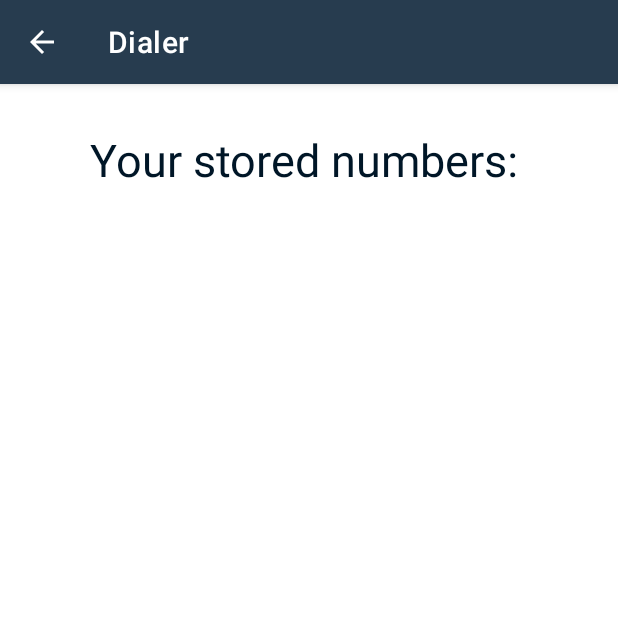
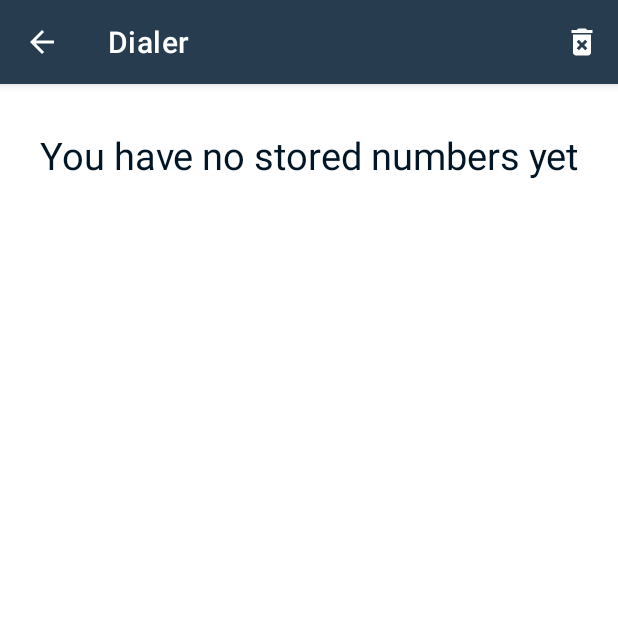
Before and after one commit to ChristoferHearne/Android-Dialer, an Android app: the CallListActivity screen opened directly, with no data from a screen before it, on a phone screen of 412 x 824 dp, the top half of it. Run offline under Robolectric (Android 15) with nearby library versions, the phone set to English and light mode, and no system bars.

Commit message:
Created scrollable TextView if it is overflown. Can now delete all stored numbers from call list. Started working on deleting stored numbers from settings.

```diff
--- a/app/src/main/java/se/miun/chhe1903/dt031g/dialer/CallListActivity.java
+++ b/app/src/main/java/se/miun/chhe1903/dt031g/dialer/CallListActivity.java
@@ -1,14 +1,18 @@
 package se.miun.chhe1903.dt031g.dialer;
 
+import androidx.annotation.NonNull;
 import androidx.appcompat.app.AppCompatActivity;
-import androidx.appcompat.widget.Toolbar;
 import androidx.core.content.ContextCompat;
 
 import android.content.SharedPreferences;
+import android.content.SharedPreferences.Editor;
 import android.graphics.drawable.Drawable;
 import android.os.Bundle;
+import android.text.method.ScrollingMovementMethod;
 import android.view.Menu;
 import android.view.MenuInflater;
+import android.view.MenuItem;
+import android.view.View;
 import android.widget.TextView;
 
 import java.util.Map;
@@ -22,11 +26,16 @@ public class CallListActivity extends AppCompatActivity {
         addStoredNumbersToTextView();
     }
     private void addStoredNumbersToTextView(){
-        TextView textView = (TextView) findViewById(R.id.callListTextView);
-        SharedPreferences prefs = getSharedPreferences("se.miun.chhe1903.dt031g.dialer_preferences", MODE_PRIVATE);
+        TextView textView = findViewById(R.id.callListTextView);
+        textView.setMovementMethod(new ScrollingMovementMethod());
+        SharedPreferences prefs = getSharedPreferences("StoredNumbers", MODE_PRIVATE);
         Map<String, ?> keys = prefs.getAll();
-        for (Map.Entry<String, ?> entry: keys.entrySet()){
-            if (entry.getKey().contains("store_numbers_")){
+        if (keys.size() == 0){
+            textView.setText("You have no stored numbers yet");
+        }
+        else{
+            textView.setText("Your stored numbers: \n");
+            for (Map.Entry<String, ?> entry: keys.entrySet()){
                 textView.append(entry.getValue().toString() + "\n");
             }
         }
@@ -34,9 +43,22 @@ public class CallListActivity extends AppCompatActivity {
     @Override
     public boolean onCreateOptionsMenu(Menu menu){
         MenuInflater inflater = getMenuInflater();
-        Drawable drawable = ContextCompat.getDrawable(getApplicationContext(),R.drawable.ic_baseline_delete_forever_24);
-        Toolbar toolbar = (Toolbar) findViewById(R.id.call_list_toolbar);
-        toolbar.setOverflowIcon(drawable);
+        inflater.inflate(R.menu.call_list_menu, menu);
         return true;
     }
+    @Override
+    public boolean onOptionsItemSelected(@NonNull MenuItem item) {
+        TextView textView = findViewById(R.id.callListTextView);
+        if (item.getItemId() == R.id.action_delete_stored) {
+            SharedPreferences prefs = getSharedPreferences("StoredNumbers", MODE_PRIVATE);
+            Map<String, ?> keys = prefs.getAll();
+            Editor editor = prefs.edit();
+            for (Map.Entry<String, ?> entry: keys.entrySet()){
+                editor.clear();
+                editor.commit();
+                textView.setText("You have no stored numbers yet");
+            }
+        }
+        return(super.onOptionsItemSelected(item));
+    }
 }
--- a/app/src/main/java/se/miun/chhe1903/dt031g/dialer/Dialpad.java
+++ b/app/src/main/java/se/miun/chhe1903/dt031g/dialer/Dialpad.java
@@ -46,11 +46,11 @@ public class Dialpad extends ConstraintLayout {
     }
     private void addOnListenerCallButton(Context context){
         callButton = findViewById(R.id.call_button);
-        SharedPreferences pref = context.getApplicationContext().getSharedPreferences("se.miun.chhe1903.dt031g.dialer_preferences", Context.MODE_PRIVATE);
+        SharedPreferences pref = context.getApplicationContext().getSharedPreferences("StoredNumbers", Context.MODE_PRIVATE);
         Editor editor = pref.edit();
         callButton.setOnClickListener(view -> {
             if (SettingsActivity.shouldStoreNumbers(context)){
-                editor.putString("store_numbers_" + numberInput.getText().toString(), numberInput.getText().toString());
+                editor.putString("store_numbers_" + numberInput.getText().toString(), numberInput.getText().toString()); // I put the stored number as key to make sure we get a unique ID
                 editor.commit();
             }
             goToActionDial(context);
--- /dev/null
+++ b/app/src/main/res/drawable/ic_baseline_delete_forever_24_black.xml
@@ -0,0 +1,10 @@
+<vector xmlns:android="http://schemas.android.com/apk/res/android"
+    android:width="24dp"
+    android:height="24dp"
+    android:viewportWidth="24"
+    android:viewportHeight="24"
+    android:tint="?attr/colorControlNormal">
+  <path
+      android:fillColor="@android:color/white"
+      android:pathData="M6,19c0,1.1 0.9,2 2,2h8c1.1,0 2,-0.9 2,-2L18,7L6,7v12zM8.46,11.88l1.41,-1.41L12,12.59l2.12,-2.12 1.41,1.41L13.41,14l2.12,2.12 -1.41,1.41L12,15.41l-2.12,2.12 -1.41,-1.41L10.59,14l-2.13,-2.12zM15.5,4l-1,-1h-5l-1,1L5,4v2h14L19,4z"/>
+</vector>
--- a/app/src/main/res/layout/activity_call_list.xml
+++ b/app/src/main/res/layout/activity_call_list.xml
@@ -7,13 +7,15 @@
     tools:context=".CallListActivity">
     <TextView
         android:id="@+id/callListTextView"
-        android:layout_width="wrap_content"
+        android:scrollbars="vertical"
+        android:layout_width="match_parent"
         android:layout_height="wrap_content"
         android:layout_marginTop="30dp"
         android:text="Your stored numbers: \n"
+        android:textAlignment="center"
         android:textColorHint="@color/primaryDarkColor"
         android:textColor="@color/primaryDarkColor"
-        android:textSize="30sp"
+        android:textSize="25sp"
         app:layout_constraintEnd_toEndOf="parent"
         app:layout_constraintStart_toStartOf="parent"
         app:layout_constraintTop_toTopOf="parent" />
--- a/app/src/main/res/menu/call_list_menu.xml
+++ b/app/src/main/res/menu/call_list_menu.xml
@@ -1,6 +1,13 @@
-<?xml version="1.0" encoding="utf-8"?>
 <menu xmlns:android="http://schemas.android.com/apk/res/android"
-    android:id="@+id/call_list_toolbar">
-    <item android:id="@+id/delete_item"
-        android:title="@string/delete_item_title"/>
+    xmlns:app="http://schemas.android.com/apk/res-auto">
+    <item
+        android:icon="@drawable/ic_baseline_delete_forever_24_black"
+        android:title="menu"
+        app:showAsAction="always">
+        <menu>
+            <item
+                android:id="@+id/action_delete_stored"
+                android:title="@string/delete_item_title" />
+        </menu>
+    </item>
 </menu>
--- a/app/src/main/res/xml/root_preferences.xml
+++ b/app/src/main/res/xml/root_preferences.xml
@@ -12,9 +12,10 @@
             android:icon="@drawable/ic_baseline_save_24" />
 
         <Preference
+            app:key="delete_numbers"
             app:title="@string/delete_numbers_title"
             app:summary="@string/delete_numbers_summary"
-            android:icon="@drawable/ic_baseline_delete_forever_24"
+            android:icon="@drawable/ic_baseline_delete_forever_24_black"
             />
     </PreferenceCategory>
 
```
Also changed, not shown: app/src/main/java/se/miun/chhe1903/dt031g/dialer/SettingsActivity.java (+16 -1 lines).
